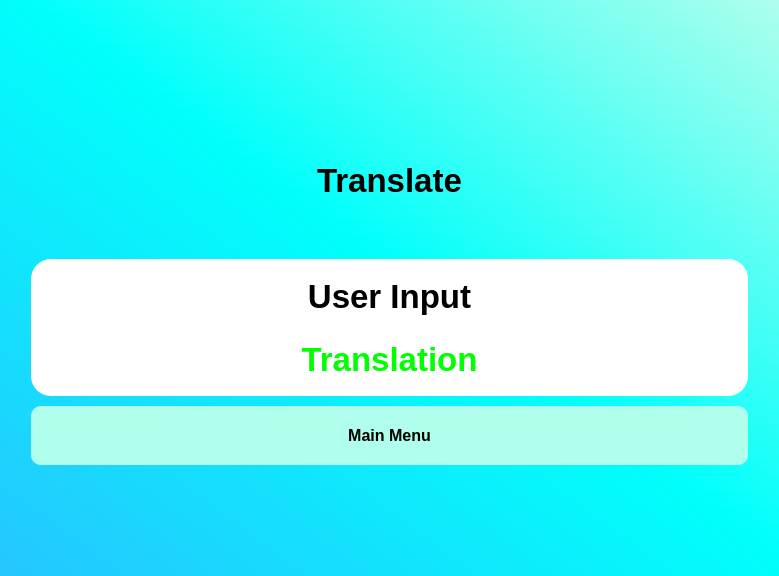
This is src/Translator.ui in jshperalta/ai-englishTutor as Qt 5 draws it before an edit. The edited form follows.
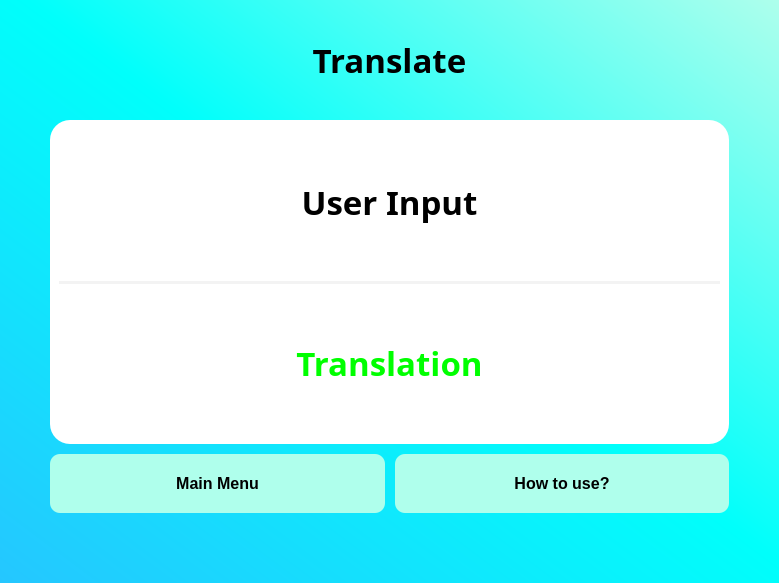
This is the edited form.

Diff of the .ui file:
```diff
--- a/src/Translator.ui
+++ b/src/Translator.ui
@@ -7,9 +7,18 @@
     <x>0</x>
     <y>0</y>
     <width>779</width>
-    <height>576</height>
+    <height>583</height>
    </rect>
   </property>
+  <property name="sizePolicy">
+   <sizepolicy hsizetype="Fixed" vsizetype="Preferred">
+    <horstretch>0</horstretch>
+    <verstretch>0</verstretch>
+   </sizepolicy>
+  </property>
+  <property name="contextMenuPolicy">
+   <enum>Qt::DefaultContextMenu</enum>
+  </property>
   <property name="windowTitle">
    <string>Translator</string>
   </property>
@@ -37,38 +46,53 @@
 background-color: #AFFFAA;
 }</string>
   </property>
-  <layout class="QGridLayout" name="gridLayout">
-   <item row="0" column="0">
-    <layout class="QVBoxLayout" name="verticalLayout">
-     <property name="spacing">
-      <number>10</number>
+  <layout class="QGridLayout" name="gridLayout_2">
+   <property name="sizeConstraint">
+    <enum>QLayout::SetDefaultConstraint</enum>
      </property>
      <property name="leftMargin">
-      <number>20</number>
+    <number>50</number>
      </property>
      <property name="topMargin">
-      <number>100</number>
+    <number>10</number>
      </property>
      <property name="rightMargin">
-      <number>20</number>
+    <number>50</number>
      </property>
      <property name="bottomMargin">
-      <number>100</number>
-     </property>
-     <item>
+    <number>70</number>
+   </property>
+   <property name="spacing">
+    <number>10</number>
+   </property>
+   <item row="0" column="0">
       <widget class="QLabel" name="Title">
+     <property name="sizePolicy">
+      <sizepolicy hsizetype="Preferred" vsizetype="Fixed">
+       <horstretch>0</horstretch>
+       <verstretch>0</verstretch>
+      </sizepolicy>
+     </property>
        <property name="minimumSize">
         <size>
          <width>0</width>
-         <height>20</height>
+       <height>100</height>
         </size>
        </property>
        <property name="baseSize">
         <size>
          <width>0</width>
-         <height>20</height>
-        </size>
-       </property>
+       <height>12</height>
+      </size>
+     </property>
+     <property name="font">
+      <font>
+       <family>Gilroy Medium</family>
+       <pointsize>-1</pointsize>
+       <weight>99</weight>
+       <bold>true</bold>
+      </font>
+     </property>
        <property name="text">
         <string>Translate</string>
        </property>
@@ -77,11 +101,23 @@
        </property>
       </widget>
      </item>
-     <item>
+   <item row="1" column="0">
       <widget class="QWidget" name="transWidget" native="true">
        <property name="enabled">
         <bool>true</bool>
        </property>
+     <property name="sizePolicy">
+      <sizepolicy hsizetype="Expanding" vsizetype="MinimumExpanding">
+       <horstretch>0</horstretch>
+       <verstretch>0</verstretch>
+      </sizepolicy>
+     </property>
+     <property name="minimumSize">
+      <size>
+       <width>238</width>
+       <height>0</height>
+      </size>
+     </property>
        <property name="styleSheet">
         <string notr="true">background-color: white;
 border-radius: 20px;</string>
@@ -89,9 +125,17 @@
        <property name="inputMethodHints">
         <set>Qt::ImhMultiLine</set>
        </property>
-       <layout class="QGridLayout" name="gridLayout_3">
-        <item row="0" column="0">
+     <layout class="QVBoxLayout" name="verticalLayout">
+      <item>
          <widget class="QLabel" name="transInput">
+        <property name="font">
+         <font>
+          <family>Gilroy Light</family>
+          <pointsize>-1</pointsize>
+          <weight>99</weight>
+          <bold>true</bold>
+         </font>
+        </property>
           <property name="text">
            <string>User Input</string>
           </property>
@@ -103,8 +147,31 @@
           </property>
          </widget>
         </item>
-        <item row="2" column="0">
+      <item>
+       <widget class="Line" name="line">
+        <property name="autoFillBackground">
+         <bool>false</bool>
+        </property>
+        <property name="styleSheet">
+         <string notr="true">color: black;
+background: #f3f3f3;
+</string>
+        </property>
+        <property name="orientation">
+         <enum>Qt::Horizontal</enum>
+        </property>
+       </widget>
+      </item>
+      <item>
          <widget class="QLabel" name="transOutput">
+        <property name="font">
+         <font>
+          <family>Gilroy Light</family>
+          <pointsize>-1</pointsize>
+          <weight>99</weight>
+          <bold>true</bold>
+         </font>
+        </property>
           <property name="styleSheet">
            <string notr="true">color:rgb(0, 255, 0);</string>
           </property>
@@ -122,7 +189,15 @@
        </layout>
       </widget>
      </item>
-     <item>
+   <item row="2" column="0">
+    <layout class="QGridLayout" name="gridLayout">
+     <property name="sizeConstraint">
+      <enum>QLayout::SetFixedSize</enum>
+     </property>
+     <property name="spacing">
+      <number>10</number>
+     </property>
+     <item row="0" column="0">
       <widget class="QPushButton" name="btnMenu">
        <property name="cursor">
         <cursorShape>PointingHandCursor</cursorShape>
@@ -139,6 +214,19 @@
        </property>
       </widget>
      </item>
+     <item row="0" column="1">
+      <widget class="QPushButton" name="btnHow">
+       <property name="cursor">
+        <cursorShape>PointingHandCursor</cursorShape>
+       </property>
+       <property name="focusPolicy">
+        <enum>Qt::NoFocus</enum>
+       </property>
+       <property name="text">
+        <string>How to use?</string>
+       </property>
+      </widget>
+     </item>
     </layout>
    </item>
   </layout>
```
Left out of the diff: 3 changed lines with no effect on the pictures. Lines whose indentation alone changed are shown as unchanged.
